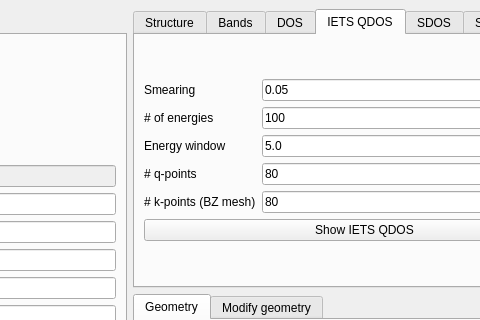
Old version of the form interface-pyqt/3d/interface.ui in the repository joselado/quantum-lattice; both pictures show x 345 to 825 and y 0 to 320 of the 950 by 659 pixel window.
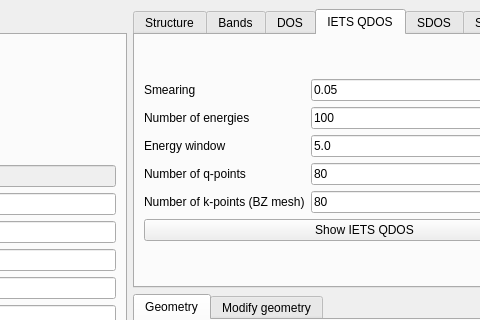
New version of the form. The open tabs and pages were chosen to show the change. Custom widgets are drawn as their Qt base class.

Diff of the .ui file:
```diff
--- a/interface-pyqt/3d/interface.ui
+++ b/interface-pyqt/3d/interface.ui
@@ -435,7 +435,7 @@
           <item row="1" column="0">
            <widget class="BodyLabel" name="label_iets_2">
             <property name="text">
-             <string># of energies</string>
+             <string>Number of energies</string>
             </property>
            </widget>
           </item>
@@ -463,7 +463,7 @@
           <item row="3" column="0">
            <widget class="BodyLabel" name="label_iets_4">
             <property name="text">
-             <string># q-points</string>
+             <string>Number of q-points</string>
             </property>
            </widget>
           </item>
@@ -477,7 +477,7 @@
           <item row="4" column="0">
            <widget class="BodyLabel" name="label_iets_5">
             <property name="text">
-             <string># k-points (BZ mesh)</string>
+             <string>Number of k-points (BZ mesh)</string>
             </property>
            </widget>
           </item>
```
Left out of the diff: 12 changed lines with no effect on the pictures.
